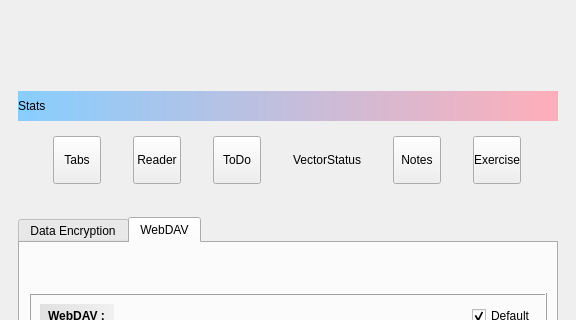
ic005k/Knot, file src/MainWindow.ui: the form before one commit; both pictures show x 0 to 576 and y 342 to 662 of the 576 by 1110 pixel window.
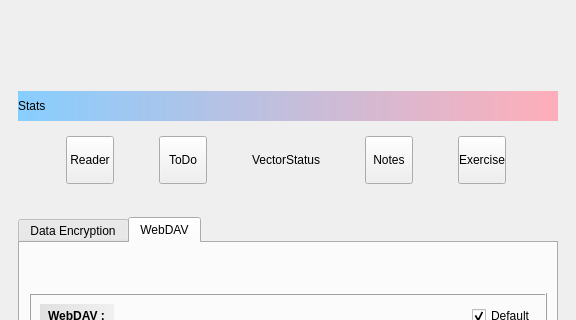
The form after the commit. Icons and pictures are not drawn.

What changed in the file:
```diff
--- a/src/MainWindow.ui
+++ b/src/MainWindow.ui
@@ -566,44 +566,6 @@
           <enum>QFrame::Shadow::Raised</enum>
          </property>
          <layout class="QHBoxLayout" name="horizontalLayout_65">
-          <item>
-           <widget class="QToolButton" name="btnSelTab">
-            <property name="sizePolicy">
-             <sizepolicy hsizetype="Preferred" vsizetype="Fixed">
-              <horstretch>0</horstretch>
-              <verstretch>0</verstretch>
-             </sizepolicy>
-            </property>
-            <property name="minimumSize">
-             <size>
-              <width>48</width>
-              <height>48</height>
-             </size>
-            </property>
-            <property name="maximumSize">
-             <size>
-              <width>48</width>
-              <height>48</height>
-             </size>
-            </property>
-            <property name="text">
-             <string>Tabs</string>
-            </property>
-            <property name="icon">
-             <iconset>
-              <normaloff>:/res/tab.png</normaloff>:/res/tab.png</iconset>
-            </property>
-            <property name="iconSize">
-             <size>
-              <width>24</width>
-              <height>24</height>
-             </size>
-            </property>
-            <property name="toolButtonStyle">
-             <enum>Qt::ToolButtonStyle::ToolButtonTextUnderIcon</enum>
-            </property>
-           </widget>
-          </item>
           <item>
            <widget class="QToolButton" name="btnReader">
             <property name="sizePolicy">
```
